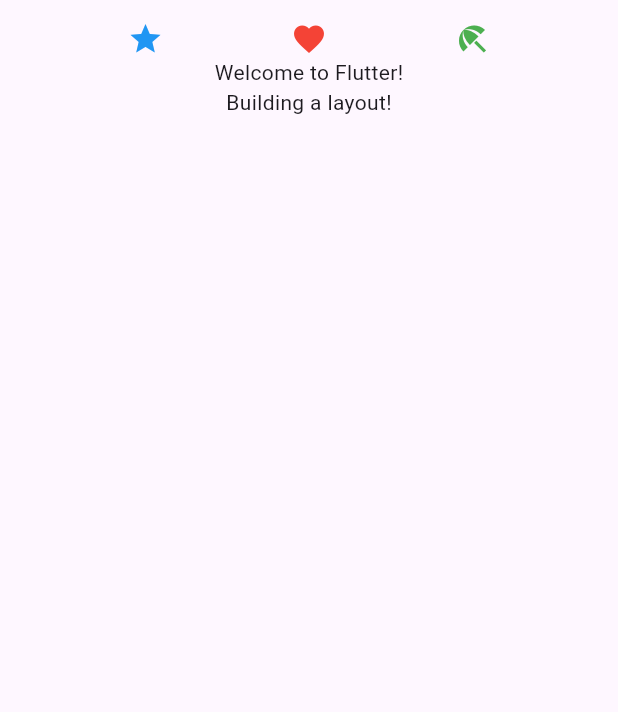
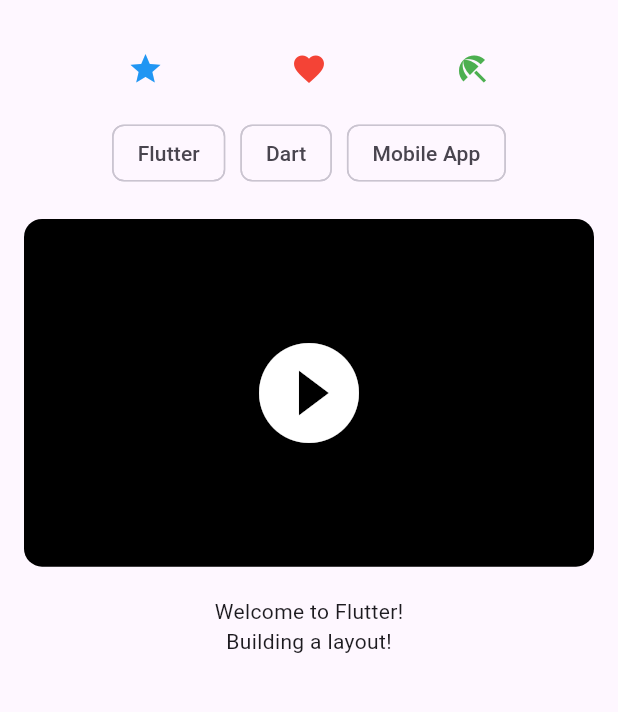
Before and after one commit to Jamasia/moprog-class-a, a Flutter app: the screen it shows after launch, on a phone screen of 412 x 824 dp, the part 63-775 px from its top. Run offline on Flutter 3.47's test engine with Material 3 defaults, Android fonts, the phone set to English and light mode, and no system bars.

Commit message:
Completed Lab 2.1

```diff
--- a/flutterlayoutelopre/lib/main.dart
+++ b/flutterlayoutelopre/lib/main.dart
@@ -11,24 +11,62 @@ class MyApp extends StatelessWidget {
   Widget build(BuildContext context) {
     return MaterialApp(
       title: 'Flutter Layout Lab',
+      debugShowCheckedModeBanner: false,
       home: Scaffold(
         appBar: AppBar(
           title: const Text('Flutter Layout Lab Example'),
         ),
-                body: const Column(
-                    children: const <Widget>[
+        body: Column(
+          children: [
+            const SizedBox(height: 20),
+
             Row(
-                            mainAxisAlignment:MainAxisAlignment.spaceEvenly,
-                            children: <Widget>[
+              mainAxisAlignment: MainAxisAlignment.spaceEvenly,
+              children: const [
                 Icon(Icons.star, color: Colors.blue),
                 Icon(Icons.favorite, color: Colors.red),
                 Icon(Icons.beach_access, color: Colors.green),
               ],
             ),
+
+            const SizedBox(height: 20),
+
+            Wrap(
+              spacing: 10,
+              runSpacing: 10,
+              children: const [
+                Chip(label: Text('Flutter')),
+                Chip(label: Text('Dart')),
+                Chip(label: Text('Mobile App')),
+              ],
+            ),
+
+            const SizedBox(height: 20),
+
+            AspectRatio(
+              aspectRatio: 16 / 9,
+              child: Container(
+                margin: const EdgeInsets.symmetric(horizontal: 16),
+                decoration: BoxDecoration(
+                  color: Colors.black,
+                  borderRadius: BorderRadius.circular(12),
+                ),
+                child: const Center(
+                  child: Icon(
+                    Icons.play_circle_fill,
+                    color: Colors.white,
+                    size: 80,
+                  ),
+                ),
+              ),
+            ),
+
+            const SizedBox(height: 20),
+
             Text('Welcome to Flutter!'),
             Text('Building a layout!'),
           ],
-                )
+        ),
       ),
     );
   }
--- a/flutterlayoutelopre/pubspec.yaml
+++ b/flutterlayoutelopre/pubspec.yaml
@@ -34,6 +34,7 @@ dependencies:
   # The following adds the Cupertino Icons font to your application.
   # Use with the CupertinoIcons class for iOS style icons.
   cupertino_icons: ^1.0.8
+  youtube_player_flutter: ^10.0.1
 
 dev_dependencies:
   flutter_test:
```
Also changed, not shown: flutterlayoutelopre/pubspec.lock, 5 other files. Lines whose indentation alone changed are shown as unchanged.
